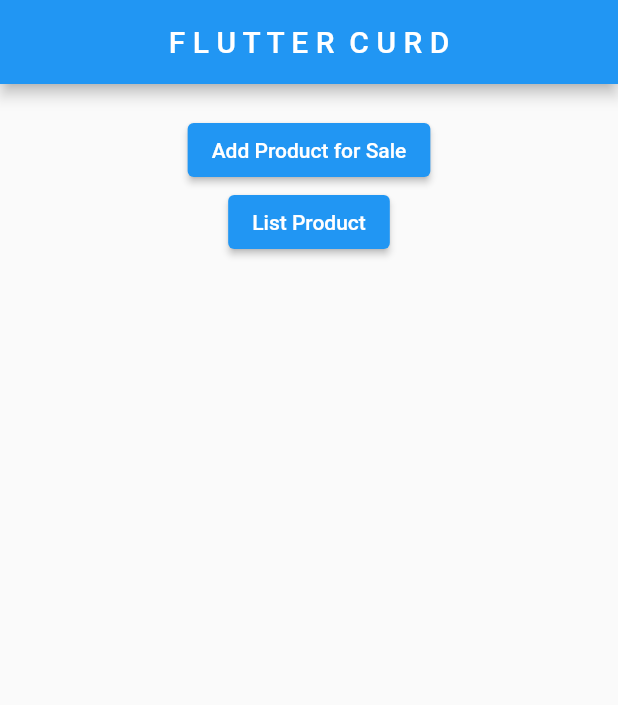
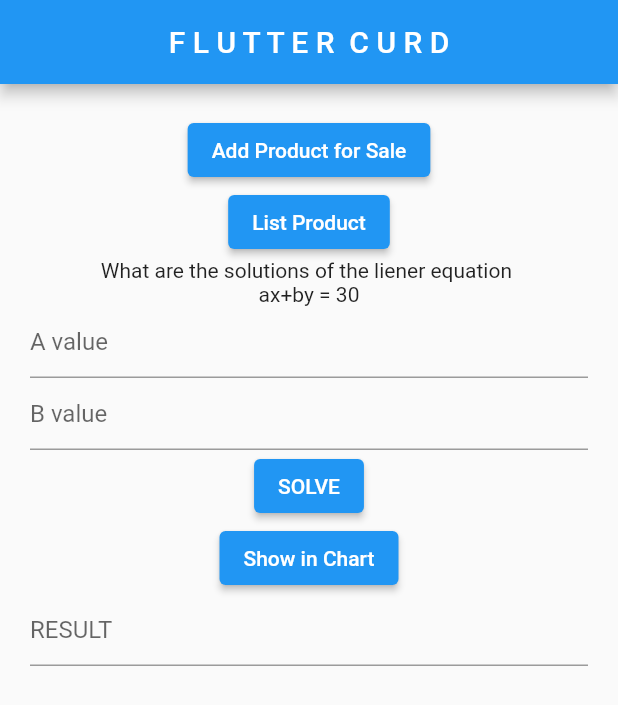
Before and after one commit to kushal2500/flutter_crud, a Flutter app: the screen it shows after launch, on a phone screen of 412 x 824 dp. Shown: the top 705 px of the screen. Run offline on Flutter 3.47's test engine with Material 2 defaults, Android fonts, the phone set to English and light mode, and no system bars; our stand-ins replace sqflite, syncfusion_flutter_charts; missing offline and left inert: equations; accounts and stored records are empty.

Commit message:
add linear equation and chart

```diff
--- a/lib/add_product.dart
+++ b/lib/add_product.dart
@@ -53,7 +53,6 @@ class _AddProductState extends State<AddProduct> {
                     mydb.db.rawInsert(
                         "INSERT INTO products (pro_no, name, description) VALUES (?, ?, ?);",
                         [pro_no.text, name.text, description.text]);
-
                     ScaffoldMessenger.of(context).showSnackBar(
                         const SnackBar(content: Text("New Product Added")));
 
--- a/lib/db.dart
+++ b/lib/db.dart
@@ -1,3 +1,4 @@
+import 'package:equations/equations.dart';
 import 'package:path/path.dart';
 import 'package:sqflite/sqflite.dart';
 
@@ -5,6 +6,8 @@ class MyDb {
   late Database db;
 
   Future open() async {
+    // solution(0, 10, 30);
+
     // Get a location using getDatabasesPath
     var databasesPath = await getDatabasesPath();
     String path = join(databasesPath, 'demo1.db');
--- a/lib/main.dart
+++ b/lib/main.dart
@@ -1,6 +1,10 @@
+import 'package:equations/equations.dart';
 import 'package:flutter/material.dart';
 import 'package:flutter_crud_application/add_product.dart';
+import 'package:flutter_crud_application/chart.dart';
 import 'package:flutter_crud_application/list_product.dart';
+import 'dart:developer';
+import 'package:syncfusion_flutter_charts/charts.dart';
 
 void main() {
   runApp(MyApp());
@@ -21,6 +25,10 @@ class Home extends StatefulWidget {
 }
 
 class _HomeState extends State<Home> {
+  TextEditingController a = TextEditingController();
+  TextEditingController b = TextEditingController();
+  TextEditingController c = TextEditingController();
+
   @override
   Widget build(BuildContext context) {
     return Scaffold(
@@ -50,8 +58,60 @@ class _HomeState extends State<Home> {
             },
             child: const Text("List Product"),
           ),
+          Text('What are the solutions of the liener equation '),
+          Text('ax+by = 30'),
+          TextField(
+            controller: a,
+            decoration: const InputDecoration(
+              hintText: "A value",
+            ),
+          ),
+          TextField(
+            controller: b,
+            decoration: const InputDecoration(
+              hintText: "B value",
+            ),
+          ),
+          ElevatedButton(
+              onPressed: () {
+                solution(int.parse(a.text), int.parse(b.text), 30);
+              },
+              child: const Text("SOLVE")),
+          ElevatedButton(
+              onPressed: () {
+                Navigator.push(
+                  context,
+                  MaterialPageRoute(builder: (context) => const Chart()),
+                );
+                // solution(int.parse(a.text), int.parse(b.text), 30);
+              },
+              child: const Text("Show in Chart")),
+          TextField(
+            controller: c,
+            decoration: const InputDecoration(
+              hintText: "RESULT",
+            ),
+          ),
         ]),
       ),
     );
   }
+
+  void solution(int a, int b, int n) {
+    for (var i = 0; i * a <= n; i++) {
+      if ((n - (i * a)) % b == 0) {
+        var j = n - (i * a) / b;
+        print("x = $i , y=$j");
+        //  (n - (i * a)) / b);
+        setState(() {
+          c.text = c.text + "x = $i , y=$j";
+        });
+        ScaffoldMessenger.of(context)
+            .showSnackBar(const SnackBar(content: Text("TRUE")));
+        return;
+      }
+    }
+    ScaffoldMessenger.of(context)
+        .showSnackBar(const SnackBar(content: Text("FALSE")));
+  }
 }
--- a/pubspec.yaml
+++ b/pubspec.yaml
@@ -32,9 +32,12 @@ dependencies:
   sqflite: ^2.0.0+4
   path: ^1.8.0
 
+
   # The following adds the Cupertino Icons font to your application.
   # Use with the CupertinoIcons class for iOS style icons.
   cupertino_icons: ^1.0.2
+  equations: ^3.2.0
+  syncfusion_flutter_charts: ^20.2.44
 
 dev_dependencies:
   flutter_test:
```
Also changed, not shown: lib/chart.dart (added, +51 -0 lines), pubspec.lock.
